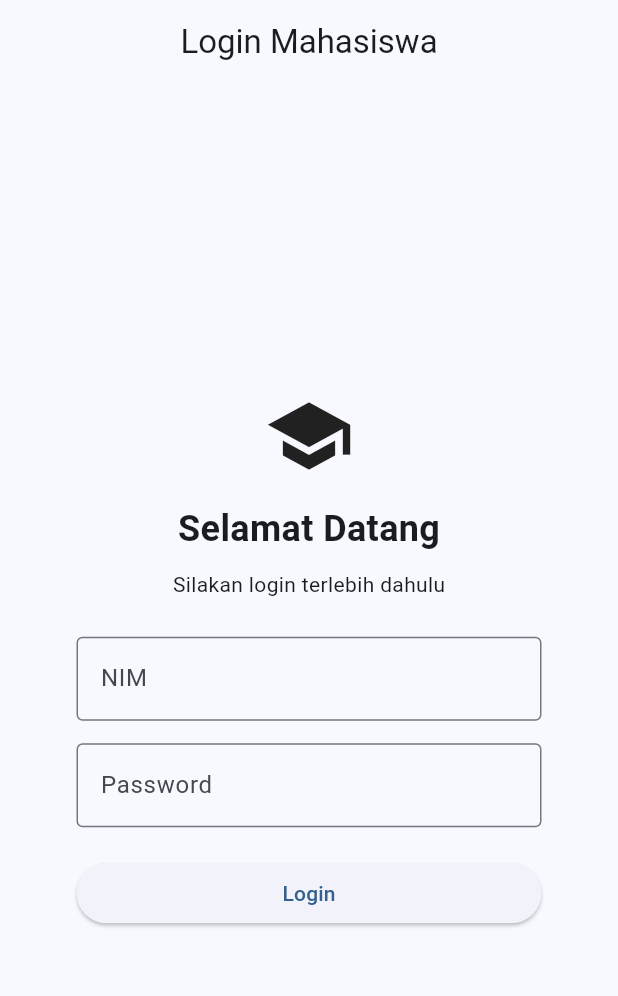
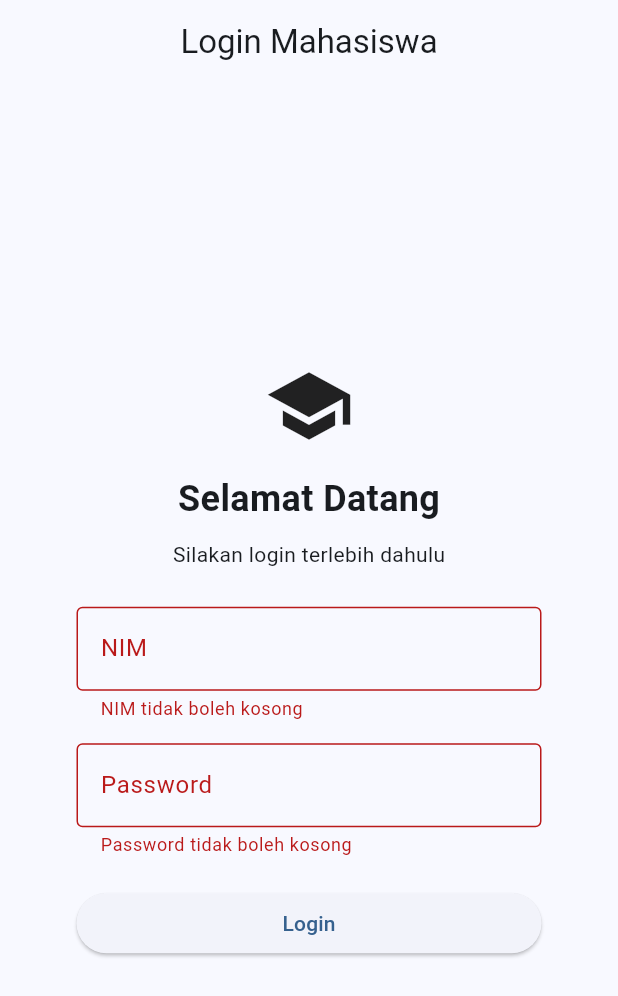
Before and after one commit to ilhambudihandika/uts-pml-1124160152, a Flutter app: the screen it shows after launch, after a tap on "Login", on a phone screen of 412 x 824 dp. Shown: the top 996 px of the screen. Run offline on Flutter 3.47's test engine with Material 3 defaults, Android fonts, the phone set to English and light mode, and no system bars.

Commit message:
Menambahkan validasi form login

```diff
--- a/soal2_profil_app/lib/screens/login_page.dart
+++ b/soal2_profil_app/lib/screens/login_page.dart
@@ -9,6 +9,8 @@ class LoginPage extends StatefulWidget {
 }
 
 class _LoginPageState extends State<LoginPage> {
+  final _formKey = GlobalKey<FormState>();
+
   @override
   Widget build(BuildContext context) {
     return Scaffold(
@@ -21,15 +23,13 @@ class _LoginPageState extends State<LoginPage> {
           width: 350,
           child: Padding(
             padding: const EdgeInsets.all(20),
+            child: Form(
+              key: _formKey,
               child: Column(
                 mainAxisAlignment: MainAxisAlignment.center,
                 mainAxisSize: MainAxisSize.min,
                 children: [
-                const Icon(
-                  Icons.school,
-                  size: 60,
-                ),
-
+                  const Icon(Icons.school, size: 60),
                   const SizedBox(height: 15),
 
                   const Text(
@@ -41,26 +41,36 @@ class _LoginPageState extends State<LoginPage> {
                   ),
 
                   const SizedBox(height: 10),
-
                   const Text('Silakan login terlebih dahulu'),
-
                   const SizedBox(height: 25),
 
-                const TextField(
-                  decoration: InputDecoration(
+                  TextFormField(
+                    decoration: const InputDecoration(
                       labelText: 'NIM',
                       border: OutlineInputBorder(),
                     ),
+                    validator: (value) {
+                      if (value == null || value.isEmpty) {
+                        return 'NIM tidak boleh kosong';
+                      }
+                      return null;
+                    },
                   ),
 
                   const SizedBox(height: 15),
 
-                const TextField(
+                  TextFormField(
                     obscureText: true,
-                  decoration: InputDecoration(
+                    decoration: const InputDecoration(
                       labelText: 'Password',
                       border: OutlineInputBorder(),
                     ),
+                    validator: (value) {
+                      if (value == null || value.isEmpty) {
+                        return 'Password tidak boleh kosong';
+                      }
+                      return null;
+                    },
                   ),
 
                   const SizedBox(height: 20),
@@ -68,7 +78,15 @@ class _LoginPageState extends State<LoginPage> {
                   SizedBox(
                     width: double.infinity,
                     child: ElevatedButton(
-                    onPressed: () {},
+                      onPressed: () {
+                        if (_formKey.currentState!.validate()) {
+                          ScaffoldMessenger.of(context).showSnackBar(
+                            const SnackBar(
+                              content: Text('Form berhasil divalidasi'),
+                            ),
+                          );
+                        }
+                      },
                       child: const Text('Login'),
                     ),
                   ),
@@ -77,6 +95,7 @@ class _LoginPageState extends State<LoginPage> {
             ),
           ),
         ),
+      ),
     );
   }
 }
```
Lines whose indentation alone changed are shown as unchanged.
